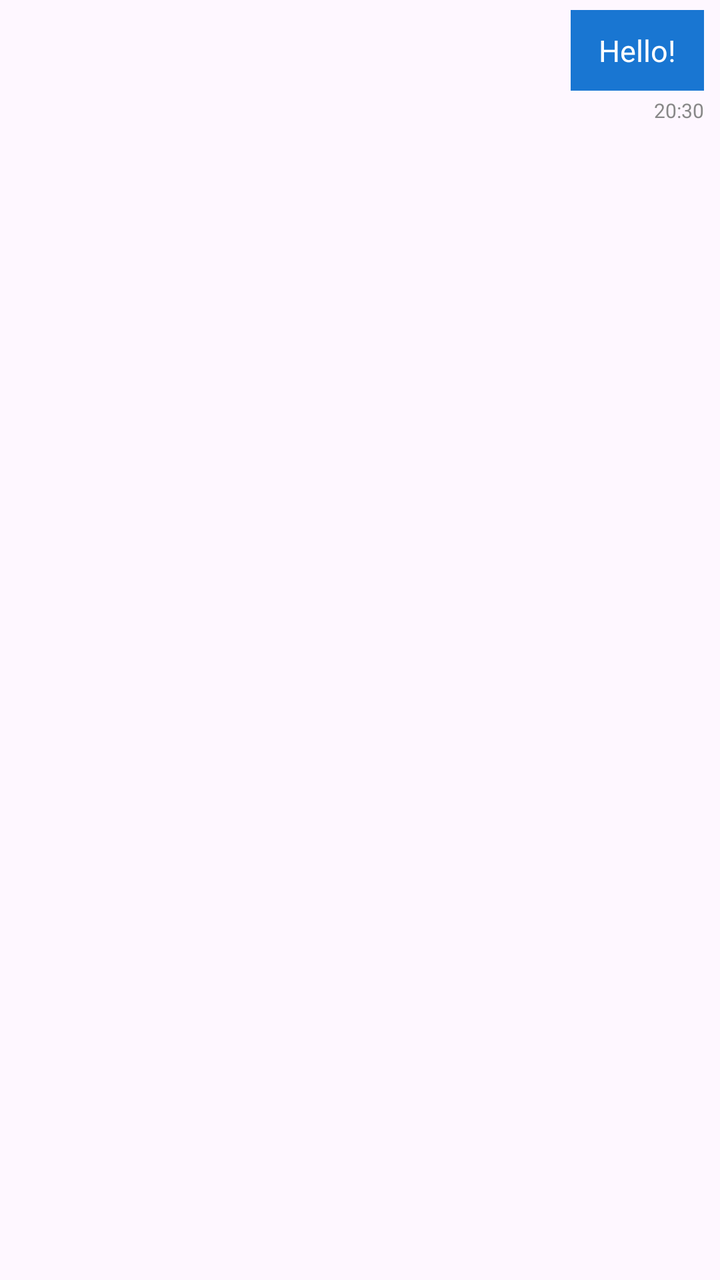
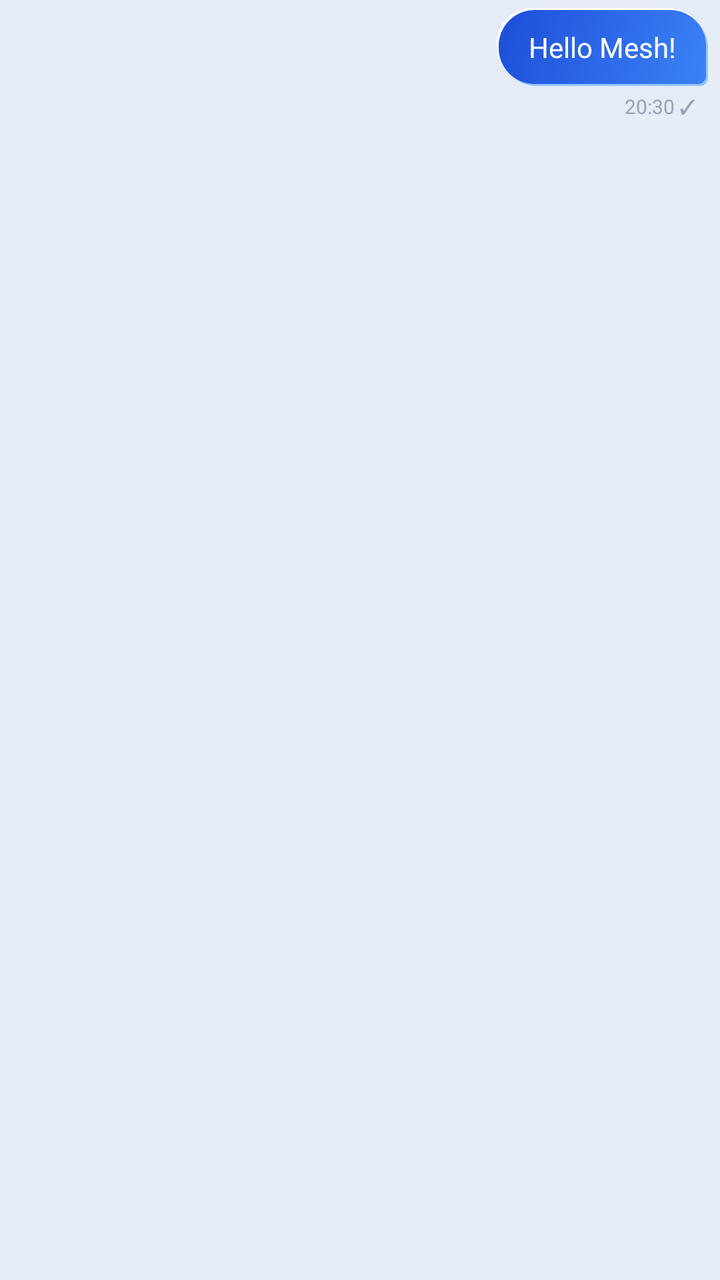

Before-and-after screenshots of an Android layout around one commit, followed by the original layout XML and the change that was made.
<!-- AndroidManifest.xml: application theme Theme.OMC -->
<!-- res/layout/item_message_sent.xml -->
<?xml version="1.0" encoding="utf-8"?>
<LinearLayout xmlns:android="http://schemas.android.com/apk/res/android"
    android:layout_width="match_parent"
    android:layout_height="wrap_content"
    android:orientation="vertical"
    android:gravity="end"
    android:paddingStart="40dp"
    android:paddingTop="5dp"
    android:paddingEnd="8dp"
    android:paddingBottom="5dp">

    <TextView
        android:id="@+id/messageText"
        android:layout_width="wrap_content"
        android:layout_height="wrap_content"
        android:maxWidth="300dp"
        android:text="Hello!"
        android:textColor="#FFFFFF"
        android:textSize="15sp"
        android:paddingStart="14dp"
        android:paddingTop="10dp"
        android:paddingEnd="14dp"
        android:paddingBottom="10dp"
        android:background="#1976D2" />

    <TextView
        android:id="@+id/messageTime"
        android:layout_width="wrap_content"
        android:layout_height="wrap_content"
        android:layout_marginTop="3dp"
        android:text="20:30"
        android:textColor="#888888"
        android:textSize="10sp" />

</LinearLayout>
<!-- resources referenced by this layout -->
<resources>
  <style name="Theme.OMC" parent="Theme.Material3.DayNight.NoActionBar">
          <item name="colorPrimary">@color/purple_500</item>
          <item name="colorPrimaryVariant">@color/purple_700</item>
          <item name="colorOnPrimary">@color/white</item>
          <item name="colorSecondary">@color/teal_200</item>
          <item name="colorSecondaryVariant">@color/teal_700</item>
          <item name="colorOnSecondary">@color/black</item>
      </style>
  <color name="purple_500">#FF6200EE</color>
  <color name="purple_700">#FF3700B3</color>
  <color name="white">#FFFFFFFF</color>
  <color name="teal_200">#FF03DAC5</color>
  <color name="teal_700">#FF018786</color>
  <color name="black">#FF000000</color>
</resources>

<!-- the commit's change to res/layout/item_message_sent.xml (unified diff, before → after) -->
@@ -4,32 +4,33 @@
     android:layout_height="wrap_content"
     android:orientation="vertical"
     android:gravity="end"
-    android:paddingStart="40dp"
-    android:paddingTop="5dp"
-    android:paddingEnd="8dp"
-    android:paddingBottom="5dp">
+    android:paddingStart="48dp"
+    android:paddingTop="4dp"
+    android:paddingEnd="6dp"
+    android:paddingBottom="4dp">
 
     <TextView
         android:id="@+id/messageText"
         android:layout_width="wrap_content"
         android:layout_height="wrap_content"
         android:maxWidth="300dp"
-        android:text="Hello!"
+        android:text="Hello Mesh!"
         android:textColor="#FFFFFF"
-        android:textSize="15sp"
-        android:paddingStart="14dp"
+        android:textSize="14sp"
+        android:paddingStart="16dp"
         android:paddingTop="10dp"
-        android:paddingEnd="14dp"
+        android:paddingEnd="16dp"
         android:paddingBottom="10dp"
-        android:background="#1976D2" />
+        android:background="@drawable/bg_neu_bubble_sent" />
 
     <TextView
         android:id="@+id/messageTime"
         android:layout_width="wrap_content"
         android:layout_height="wrap_content"
         android:layout_marginTop="3dp"
-        android:text="20:30"
-        android:textColor="#888888"
+        android:layout_marginEnd="6dp"
+        android:text="20:30 ✓"
+        android:textColor="@color/neu_text_tertiary"
         android:textSize="10sp" />
 
 </LinearLayout>
<!-- resource entries referenced after the edit -->
@@ -1,18 +1,81 @@
 <!-- resources referenced by this layout -->
 <resources>
+  <color name="neu_text_tertiary">#94A3B8</color>
+  <!-- drawable bg_neu_bubble_sent (drawable) -->
+  <?xml version="1.0" encoding="utf-8"?>
+  <layer-list xmlns:android="http://schemas.android.com/apk/res/android">
+      
+      <item
+          android:left="2dp"
+          android:top="2dp"
+          android:right="0dp"
+          android:bottom="0dp">
+          <shape android:shape="rectangle">
+              <corners
+                  android:topLeftRadius="18dp"
+                  android:topRightRadius="18dp"
+                  android:bottomLeftRadius="18dp"
+                  android:bottomRightRadius="4dp" />
+              <solid android:color="@color/neu_primary_shadow" />
+          </shape>
+      </item>
+  
+      
+      <item
+          android:left="0dp"
+          android:top="0dp"
+          android:right="2dp"
+          android:bottom="2dp">
+          <shape android:shape="rectangle">
+              <corners
+                  android:topLeftRadius="18dp"
+                  android:topRightRadius="18dp"
+                  android:bottomLeftRadius="18dp"
+                  android:bottomRightRadius="4dp" />
+              <solid android:color="@color/neu_light_shadow" />
+          </shape>
+      </item>
+  
+      
+      <item
+          android:left="1dp"
+          android:top="1dp"
+          android:right="1dp"
+          android:bottom="1dp">
+          <shape android:shape="rectangle">
+              <corners
+                  android:topLeftRadius="18dp"
+                  android:topRightRadius="18dp"
+                  android:bottomLeftRadius="18dp"
+                  android:bottomRightRadius="4dp" />
+              <gradient
+                  android:angle="135"
+                  android:startColor="@color/neu_primary"
+                  android:endColor="@color/neu_primary_dark"
+                  android:type="linear" />
+          </shape>
+      </item>
+  </layer-list>
   <style name="Theme.OMC" parent="Theme.Material3.DayNight.NoActionBar">
-          <item name="colorPrimary">@color/purple_500</item>
-          <item name="colorPrimaryVariant">@color/purple_700</item>
-          <item name="colorOnPrimary">@color/white</item>
-          <item name="colorSecondary">@color/teal_200</item>
-          <item name="colorSecondaryVariant">@color/teal_700</item>
-          <item name="colorOnSecondary">@color/black</item>
+          <item name="colorPrimary">@color/neu_primary</item>
+          <item name="colorPrimaryVariant">@color/neu_primary_dark</item>
+          <item name="colorOnPrimary">@color/neu_text_on_primary</item>
+          <item name="colorSecondary">@color/neu_primary_light</item>
+          <item name="colorSecondaryVariant">@color/neu_primary_dark</item>
+          <item name="colorOnSecondary">@color/neu_text_primary</item>
+          <item name="android:windowBackground">@color/neu_background</item>
+          <item name="android:colorBackground">@color/neu_background</item>
+          <item name="android:statusBarColor">@color/neu_background</item>
+          <item name="android:windowLightStatusBar">true</item>
+          <item name="android:navigationBarColor">@color/neu_background</item>
       </style>
-  <color name="purple_500">#FF6200EE</color>
-  <color name="purple_700">#FF3700B3</color>
-  <color name="white">#FFFFFFFF</color>
-  <color name="teal_200">#FF03DAC5</color>
-  <color name="teal_700">#FF018786</color>
-  <color name="black">#FF000000</color>
+  <color name="neu_primary_shadow">#93C5FD</color>
+  <color name="neu_light_shadow">#FFFFFF</color>
+  <color name="neu_primary">#3B82F6</color>
+  <color name="neu_primary_dark">#1D4ED8</color>
+  <color name="neu_text_on_primary">#FFFFFF</color>
+  <color name="neu_primary_light">#60A5FA</color>
+  <color name="neu_text_primary">#1E293B</color>
+  <color name="neu_background">#E6ECF5</color>
 </resources>
 
